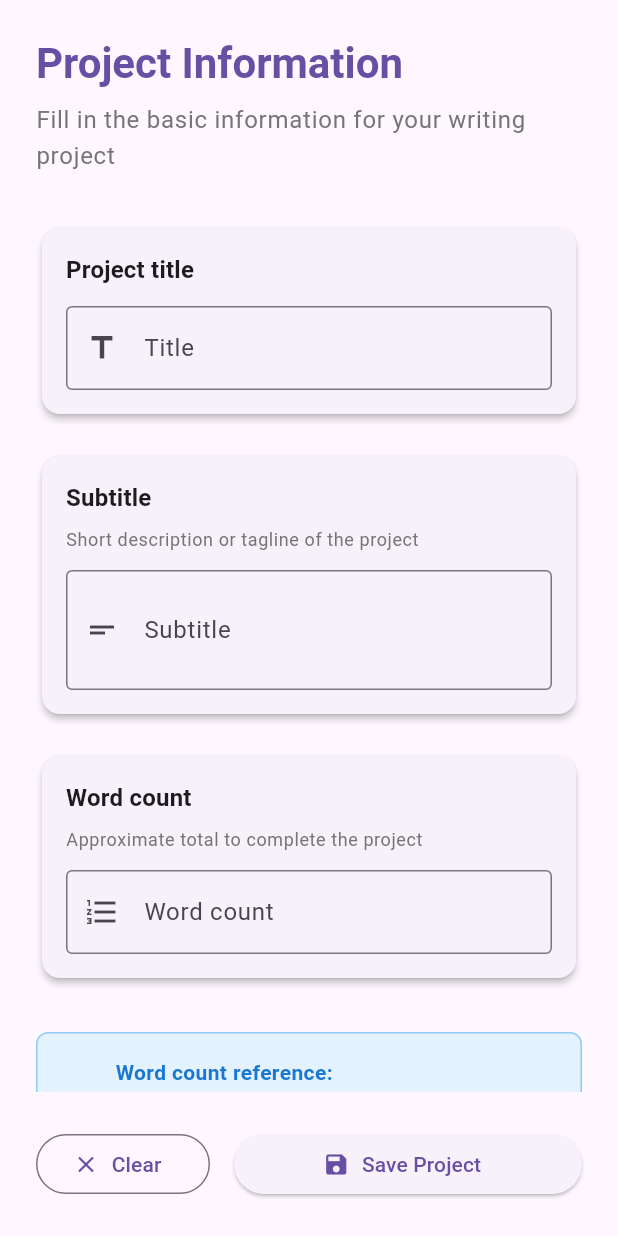
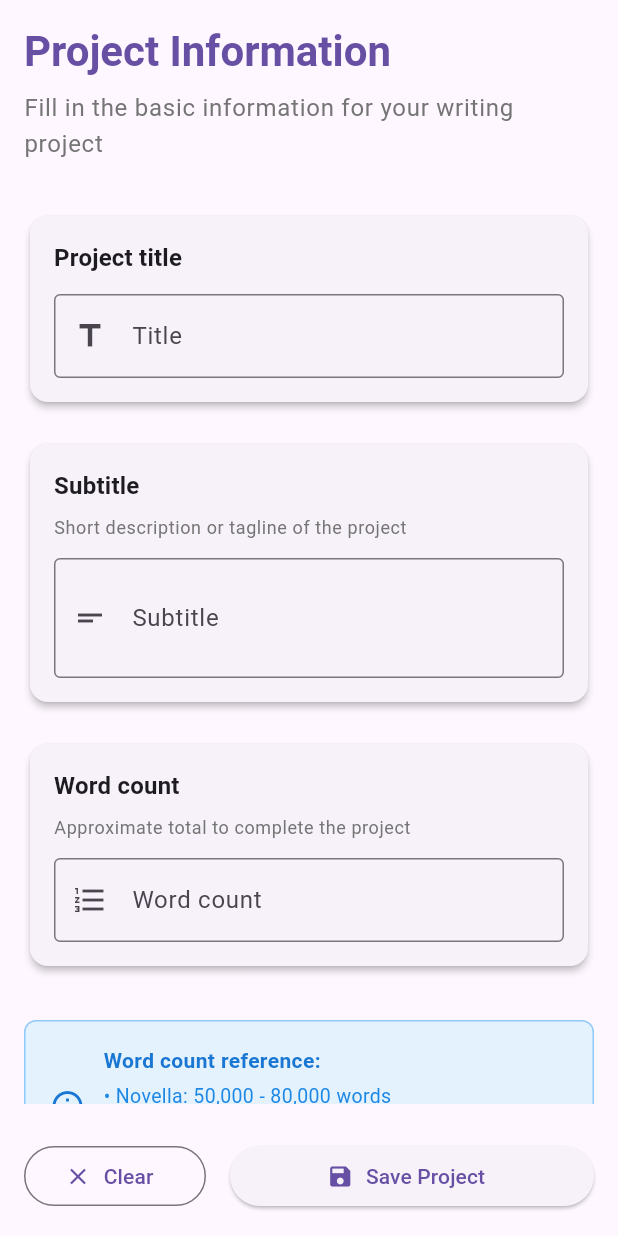
Before and after one commit to Beelzenef/fireflake, a Flutter app: the ProjectInfoPage screen opened directly, on a phone screen of 412 x 824 dp. Run offline on Flutter 3.47's test engine with Material 3 defaults, Android fonts, the phone set to English and light mode, and no system bars; our stand-ins replace bloc, equatable, flutter_bloc, shared_preferences; accounts and stored records are empty.

Commit message:
Refactor UI for responsiveness and improve code readability

```diff
--- a/src/fireflake/lib/info_views/projectinfo.dart
+++ b/src/fireflake/lib/info_views/projectinfo.dart
@@ -2,6 +2,7 @@ import 'package:flutter/material.dart';
 import 'package:flutter/services.dart';
 import 'package:flutter_bloc/flutter_bloc.dart';
 import '../state/app_cubit.dart';
+import '../utils/responsive_helper.dart';
 
 class ProjectInfoPage extends StatefulWidget {
   const ProjectInfoPage({super.key});
@@ -67,8 +68,9 @@ class _ProjectInfoPageState extends State<ProjectInfoPage> {
   @override
   Widget build(BuildContext context) {
     return Scaffold(
-      body: Padding(
-        padding: const EdgeInsets.all(24.0),
+      body: ResponsiveWrapper(
+        child: Padding(
+          padding: ResponsiveHelper.getContentPadding(context),
           child: Form(
             key: _formKey,
             child: Column(
@@ -81,8 +83,10 @@ class _ProjectInfoPageState extends State<ProjectInfoPage> {
                     children: [
                       Text(
                         'Project Information',
-                      style:
-                          Theme.of(context).textTheme.headlineMedium?.copyWith(
+                        style: Theme.of(context)
+                            .textTheme
+                            .headlineMedium
+                            ?.copyWith(
                               fontWeight: FontWeight.bold,
                               color: Theme.of(context).primaryColor,
                             ),
@@ -224,7 +228,8 @@ class _ProjectInfoPageState extends State<ProjectInfoPage> {
                                     labelText: 'Word count',
                                     hintText: 'E.g. 80000',
                                     border: OutlineInputBorder(),
-                                  prefixIcon: Icon(Icons.format_list_numbered),
+                                    prefixIcon:
+                                        Icon(Icons.format_list_numbered),
                                     suffixText: 'words',
                                   ),
                                   keyboardType: TextInputType.number,
@@ -323,6 +328,7 @@ class _ProjectInfoPageState extends State<ProjectInfoPage> {
             ),
           ),
         ),
+      ),
     );
   }
 }
--- a/src/fireflake/lib/models/project.dart
+++ b/src/fireflake/lib/models/project.dart
@@ -2,7 +2,6 @@ import 'scene.dart';
 import 'character.dart';
 
 class Project {
-  // TODO: consider making these fields final with copyWith returning new instance; current mutable for simplicity.
   String title;
   String subtitle;
   int expectedWordCount;
--- a/src/fireflake/lib/projectwrapper.dart
+++ b/src/fireflake/lib/projectwrapper.dart
@@ -1,4 +1,3 @@
-
 import 'package:flutter/material.dart';
 import 'package:flutter_bloc/flutter_bloc.dart';
 import 'info_views/projectinfo.dart';
@@ -23,7 +22,6 @@ class ProjectWrapper extends StatefulWidget {
 class _ProjectWrapperState extends State<ProjectWrapper> {
   @override
   Widget build(BuildContext context) {
-
     const steps = [
       ProjectInfoPage(),
       StepOnePage(),
--- /dev/null
+++ b/src/fireflake/lib/utils/responsive_helper.dart
@@ -0,0 +1,64 @@
+import 'package:flutter/material.dart';
+
+class ResponsiveHelper {
+  static bool isMobile(BuildContext context) =>
+      MediaQuery.of(context).size.width < 600;
+
+  static bool isTablet(BuildContext context) =>
+      MediaQuery.of(context).size.width >= 600 &&
+      MediaQuery.of(context).size.width < 1024;
+
+  static bool isDesktop(BuildContext context) =>
+      MediaQuery.of(context).size.width >= 1024;
+
+  static double getHorizontalPadding(BuildContext context) {
+    if (isDesktop(context)) return 48;
+    if (isTablet(context)) return 32;
+    return 16;
+  }
+
+  static double getMaxContentWidth(BuildContext context) {
+    if (isDesktop(context)) return 1200;
+    if (isTablet(context)) return 800;
+    return double.infinity;
+  }
+
+  static EdgeInsets getContentPadding(BuildContext context) {
+    final horizontal = getHorizontalPadding(context);
+    return EdgeInsets.symmetric(horizontal: horizontal, vertical: 16);
+  }
+
+  static int getGridColumns(BuildContext context) {
+    if (isDesktop(context)) return 2;
+    if (isTablet(context)) return 2;
+    return 1;
+  }
+
+  static double getCardElevation(BuildContext context) {
+    return isDesktop(context) ? 2 : 1;
+  }
+
+  static double getTextScale(BuildContext context) {
+    if (isMobile(context)) return 1.0;
+    if (isTablet(context)) return 1.05;
+    return 1.1;
+  }
+}
+
+class ResponsiveWrapper extends StatelessWidget {
+  final Widget child;
+
+  const ResponsiveWrapper({super.key, required this.child});
+
+  @override
+  Widget build(BuildContext context) {
+    return Center(
+      child: ConstrainedBox(
+        constraints: BoxConstraints(
+          maxWidth: ResponsiveHelper.getMaxContentWidth(context),
+        ),
+        child: child,
+      ),
+    );
+  }
+}
```
Also changed, not shown: src/fireflake/lib/author_info_page.dart (+5 -3 lines), src/fireflake/lib/data/project_storage.dart (+7 -2 lines), src/fireflake/lib/main.dart (+4 -8 lines), src/fireflake/lib/projects_page.dart (+10 -6 lines), src/fireflake/lib/state/app_cubit.dart (+9 -3 lines), src/fireflake/lib/step_views/step1.dart (+5 -2 lines), src/fireflake/lib/step_views/step2.dart (+17 -9 lines), src/fireflake/lib/step_views/step3.dart (+11 -9 lines), src/fireflake/lib/step_views/step4.dart (+8 -5 lines), src/fireflake/lib/step_views/step5.dart (+9 -4 lines), src/fireflake/lib/step_views/step6.dart (+5 -2 lines), src/fireflake/lib/step_views/step7.dart (+7 -3 lines), src/fireflake/lib/step_views/step8.dart (+5 -2 lines), src/fireflake/lib/step_views/step9.dart (+20 -7 lines). Lines whose indentation alone changed are shown as unchanged.
